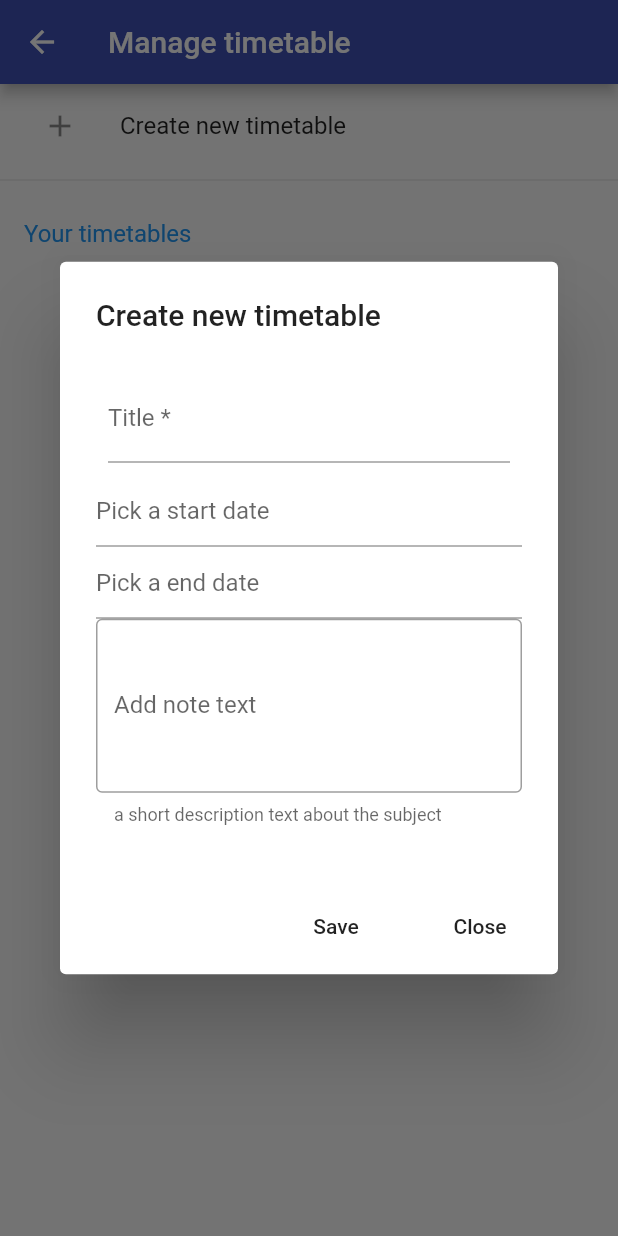
After one commit to kowama/scholar-agenda, a Flutter app: the TimetableManagePage screen opened by its route, after a tap on the "add" icon, on a phone screen of 412 x 824 dp. The commit adds this screen. Run offline on Flutter 3.47's test engine with Material 2 defaults, Android fonts, the phone set to English and light mode, and no system bars; drawn by our look-alikes of datetime_picker_formfield; our stand-ins replace flutter_speed_dial, shared_preferences, sqflite, table_calendar; missing offline and left inert: flutter_material_color_picker; accounts and stored records are empty.

Commit message:
Manage timetable

```diff
--- a/lib/localization/localization.dart
+++ b/lib/localization/localization.dart
@@ -6,20 +6,59 @@ import 'package:intl/intl.dart';
 import 'localization_en.dart';
 
 abstract class Localization {
+  String get scholarAgenda;
+
+  String get close;
+
+  String get edit;
+
+  String get delete;
+
+  String get add;
+
+  String get action;
+
+  String get confirm;
+
+  String get cancel;
+
+  String get areYouSure;
+
+  String get calendar;
+
+  String get manageTimetable;
+
+  String get switchDisplay;
+
+  String get refresh;
+
+  String get createNewTimetable;
+
+  String get yourTimetables;
+
+  String get setAsDefault;
+
+  String get title;
+
+  String get enterATitle;
+
+  String get save;
+
+  String get editTimetable;
+
+  String get formErrorMessage;
+
+  String get pickADate;
+
+  String get pickAStartDate;
+
+  String get pickAEndDate;
+
+  String get valueIsRequired;
+
   static Localization of(BuildContext context) {
     return Localizations.of<Localization>(context, Localization);
   }
-
-  String get scholarAgenda;
-  String get close;
-  String get edit;
-  String get delete;
-  String get add;
-  String get action;
-  String get confirm;
-  String get cancel;
-  String get areYouSure;
-  String get calendar;
 }
 
 class ScholarAgendaAppLocalizationsDelegate
--- a/lib/localization/localization_en.dart
+++ b/lib/localization/localization_en.dart
@@ -29,5 +29,51 @@ class LocalizationEN implements Localization {
   String get calendar => 'Calendar';
 
   @override
-  String get scholarAgenda => 'Scholar Agenda';
+  String get scholarAgenda => 'Scholar agenda';
+
+  @override
+  String get manageTimetable => 'Manage timetable';
+
+  @override
+  String get refresh => 'Refresh';
+
+  @override
+  String get switchDisplay => 'Switch display';
+
+  @override
+  String get createNewTimetable => 'Create new timetable';
+
+  @override
+  String get yourTimetables => 'Your timetables';
+
+  @override
+  String get setAsDefault => 'Set as default';
+
+  @override
+  String get title => 'Title';
+
+  @override
+  String get enterATitle => 'Enter a title';
+
+  @override
+  String get save => 'Save';
+
+  @override
+  String get editTimetable => 'Edit timetable';
+
+  @override
+  String get formErrorMessage =>
+      'Please fix the errors in red before submitting.';
+
+  @override
+  String get pickADate => 'Pick a date';
+
+  @override
+  String get pickAStartDate => 'Pick a start date';
+
+  @override
+  String get pickAEndDate => 'Pick a end date';
+
+  @override
+  String get valueIsRequired => 'Please enter a value';
 }
--- a/lib/model/period.dart
+++ b/lib/model/period.dart
@@ -12,6 +12,28 @@ class Period {
   static const String columnLocation = 'location';
   static const String columnTimetable = 'timetable';
   static const String columnSubject = 'subject';
+
+  static Timetable getTimeTable(int id, Database database) {
+    Timetable timetable;
+    database.query(Subject.tableName,
+        where: '${Subject.columnId} = ?',
+        whereArgs: [
+          id
+        ]).then((maps) =>
+        timetable = maps.isNotEmpty ? Timetable.fromMap(maps.first) : null);
+    return timetable;
+  }
+
+  static Subject getSubject(int id, Database database) {
+    Subject subject;
+    database.query(Subject.tableName,
+        where: '${Subject.columnId} = ?',
+        whereArgs: [
+          id
+        ]).then((maps) =>
+        subject = maps.isNotEmpty ? Subject.fromMap(maps.first) : null);
+    return subject;
+  }
 
   int id;
   DateTime start;
@@ -29,7 +51,8 @@ class Period {
       this.subject});
 
   Period.fromMap(Map<String, dynamic> map, Database database)
-      :assert(database!= null), id = map[columnId],
+      : assert(database != null),
+        id = map[columnId],
         start = DateTime.parse(map[columnStart]),
         end = DateTime.parse(map[columnEnd]),
         location = map[columnLocation],
@@ -73,10 +96,6 @@ class Period {
       '$columnLocation: $location, '
       '$columnTimetable: $timetable, '
       '$columnSubject: $subject}';
-
-  static getTimeTable(int id, Database database) {}
-
-  static getSubject(int id, Database database) {}
 }
 
 class PeriodProvider extends Provider<Period> {
@@ -99,14 +118,14 @@ class PeriodProviderConfig extends ProviderConfig<Period> {
 
   @override
   String get createTableSql => '''
-        create table ${Period.tableName} (
-          ${Period.columnId} integer primary key autoincrement,
-          ${Period.columnStart} text not null,
-          ${Period.columnEnd} text not null,
-          ${Period.columnLocation} text not null,
-          ${Period.columnTimetable} integer not null,
-          ${Period.columnSubject} integer not null,
-        ''';
+        CREATE TABLE ${Period.tableName} (
+          ${Period.columnId} INTEGER PRIMARY KEY AUTOINCREMENT,
+          ${Period.columnStart}  TEXT NOT NULL,
+          ${Period.columnEnd}  TEXT NOT NULL,
+          ${Period.columnLocation}  TEXT NOT NULL,
+          ${Period.columnTimetable}  INTEGER NOT NULL,
+          ${Period.columnSubject}  INTEGER NOT NULL);
+          ''';
 
   @override
   Period fromMap(Map<String, dynamic> map, {Database database}) {
--- a/lib/model/subject.dart
+++ b/lib/model/subject.dart
@@ -70,13 +70,13 @@ class SubjectProviderConfig extends ProviderConfig<Subject> {
 
   @override
   String get createTableSql => '''
-        create table ${Subject.tableName} (
-          ${Subject.columnId} integer primary key autoincrement,
-          ${Subject.columnTitle} text not null,
-          ${Subject.columnColor} integer not null,
-          ${Subject.columnTeacher} text not null,
-          ${Subject.columnDescription} integer not null)
-        ''';
+        CREATE TABLE ${Subject.tableName} (
+          ${Subject.columnId} INTEGER PRIMARY KEY AUTOINCREMENT,
+          ${Subject.columnTitle}  TEXT NOT NULL,
+          ${Subject.columnColor}  INTEGER NOT NULL,
+          ${Subject.columnTeacher} TEXT NOT NULL,
+          ${Subject.columnDescription}  INTEGER NOT NULL);
+         ''';
 
   @override
   String get columnId => Subject.columnId;
@@ -91,7 +91,7 @@ class SubjectProviderConfig extends ProviderConfig<Subject> {
       ];
 
   @override
-  Subject fromMap(Map<String, dynamic> map,{Database database}) {
+  Subject fromMap(Map<String, dynamic> map, {Database database}) {
     return Subject.fromMap(map);
   }
 
--- a/lib/model/timetable.dart
+++ b/lib/model/timetable.dart
@@ -21,15 +21,15 @@ class Timetable {
   Timetable.fromMap(Map<String, dynamic> map)
       : id = map[columnId],
         title = map[columnTitle],
-        start = map[columnStart],
-        end = map[columnEnd],
+        start = DateTime.parse(map[columnStart]),
+        end = DateTime.parse(map[columnEnd]),
         description = map[columnDescription];
 
   Map<String, dynamic> toMap() => {
         columnId: id,
         columnTitle: title,
-        columnStart: start,
-        columnEnd: end,
+        columnStart: start.toIso8601String(),
+        columnEnd: end.toIso8601String(),
         columnDescription: description,
       };
 
@@ -80,16 +80,16 @@ class TimetableProviderConfig extends ProviderConfig<Timetable> {
 
   @override
   String get createTableSql => '''
-        create table ${Timetable.tableName} (
-          ${Timetable.columnId} integer primary key autoincrement,
-          ${Timetable.columnTitle} text not null,
-          ${Timetable.columnStart} text not null,
-          ${Timetable.columnEnd} text not null,
-          ${Timetable.columnDescription} text not null)
+        CREATE TABLE  ${Timetable.tableName} (
+          ${Timetable.columnId} INTEGER PRIMARY KEY AUTOINCREMENT,
+          ${Timetable.columnTitle} TEXT NOT NULL,
+          ${Timetable.columnStart} TEXT NOT NULL,
+          ${Timetable.columnEnd} TEXT NOT NULL,
+          ${Timetable.columnDescription} TEXT NOT NULL);
         ''';
 
   @override
-  Timetable fromMap(Map<String, dynamic> map,{Database database}) {
+  Timetable fromMap(Map<String, dynamic> map, {Database database}) {
     return Timetable.fromMap(map);
   }
 
--- /dev/null
+++ b/lib/page/timetable/timetable_manage.dart
@@ -0,0 +1,279 @@
+import 'package:flutter/material.dart';
+import 'package:intl/intl.dart';
+import 'package:datetime_picker_formfield/datetime_picker_formfield.dart';
+import 'package:scholar_agenda/localization/localization.dart';
+import 'package:scholar_agenda/model/timetable.dart';
+import 'package:scholar_agenda/service/dao.dart';
+
+class TimetableManagePage extends StatefulWidget {
+  static const routeName = "/timetable/manage";
+
+  TimetableManagePage({Key key}) : super(key: key);
+
+  @override
+  _TimetableManagePageState createState() => _TimetableManagePageState();
+}
+
+class _TimetableManagePageState extends State<TimetableManagePage> {
+  static final dateTimeFormatter = DateFormat("dd/MM/yyyy");
+  final _scaffoldKey = GlobalKey<ScaffoldState>();
+  final _formKey = GlobalKey<FormState>();
+  final _dbService = DbService();
+  List<Timetable> _timetables = <Timetable>[];
+
+  bool _autoValidateForm = false;
+
+  @override
+  Widget build(BuildContext context) {
+    _updateTimetables();
+    return Scaffold(
+      key: _scaffoldKey,
+      appBar: AppBar(
+        title: Text(Localization.of(context).manageTimetable),
+      ),
+      body: Column(
+        children: <Widget>[
+          ListTile(
+            leading: IconButton(
+              icon: Icon(Icons.add),
+              onPressed: () {
+                _showTimetableForm();
+              },
+            ),
+            title: Text(Localization.of(context).createNewTimetable),
+          ),
+          Divider(
+            height: 16,
+          ),
+          ListTile(
+              title: Text(
+            Localization.of(context).yourTimetables,
+            style: TextStyle(
+              color: Theme.of(context).accentColor,
+            ),
+          )),
+          Expanded(
+            child: ListView.builder(
+              padding: EdgeInsets.symmetric(horizontal: 4.0),
+              itemCount: _timetables.length,
+              itemBuilder: (context, index) => _buildTimetableTile(
+                  _timetables[index],
+                  isDefault: _timetables[index] == _defaultTimeTable()),
+            ),
+          )
+        ],
+      ),
+    );
+  }
+
+  Widget _buildTimetableTile(Timetable timetable, {bool isDefault = false}) {
+    return Card(
+      child: ListTile(
+        leading: Icon(Icons.developer_board),
+        title: Text(timetable.title),
+        subtitle: Text('${dateTimeFormatter.format(timetable.start)}'
+            '    ${dateTimeFormatter.format(timetable.end)}'),
+        trailing: Icon(isDefault
+            ? Icons.radio_button_checked
+            : Icons.radio_button_unchecked),
+        onTap: () {
+          showDialog(
+            context: context,
+            builder: (BuildContext context) {
+              // return object of type Dialog
+              return AlertDialog(
+                content: Container(
+                  width: double.maxFinite,
+                  height: 150,
+                  child: ListView(
+                    children: <Widget>[
+                      ListTile(
+                        leading: Icon(Icons.check_circle),
+                        title: Text(Localization.of(context).setAsDefault),
+                      ),
+                      ListTile(
+                        leading: Icon(Icons.edit),
+                        title: Text(Localization.of(context).edit),
+                      ),
+                      ListTile(
+                        leading: Icon(Icons.delete),
+                        title: Text(Localization.of(context).delete),
+                      ),
+                    ],
+                  ),
+                ),
+                actions: <Widget>[
+                  // usually buttons at the bottom of the dialog
+                  new FlatButton(
+                    child: new Text(Localization.of(context).close),
+                    onPressed: () {
+                      Navigator.of(context).pop();
+                    },
+                  ),
+                ],
+              );
+            },
+          );
+        },
+      ),
+    );
+  }
+
+  Timetable _defaultTimeTable() {
+    return _timetables[0];
+  }
+
+  void _updateTimetables() async {
+    var timetables = await _dbService.timetable.getAll();
+    setState(() {
+      _timetables = timetables;
+    });
+  }
+
+  void _showTimetableForm({Timetable timetable}) {
+    var isCreate = timetable == null;
+    if (isCreate) timetable = Timetable();
+
+    showDialog(
+        context: context,
+        builder: (BuildContext context) {
+          return AlertDialog(
+            title: Text(isCreate
+                ? Localization.of(context).createNewTimetable
+                : Localization.of(context).editTimetable),
+            content: Container(
+              width: double.maxFinite,
+              height: 320,
+              child: Form(
+                key: _formKey,
+                autovalidate: _autoValidateForm,
+                child: ListView(
+                  children: <Widget>[
+                    Padding(
+                      padding: const EdgeInsets.all(8.0),
+                      child: TextFormField(
+                        decoration: InputDecoration(
+                          labelText: '${Localization.of(context).title} *',
+                          hintText: Localization.of(context).enterATitle,
+                        ),
+                        validator: (value) {
+                          if (value == null || value.isEmpty) {
+                            return Localization.of(context).valueIsRequired;
+                          }
+                          return null;
+                        },
+                        onSaved: (value) {
+                          timetable.title = value;
+                        },
+                      ),
+                    ),
+                    DateTimeField(
+                      format: dateTimeFormatter,
+                      onShowPicker: (context, currentValue) {
+                        return showDatePicker(
+                            context: context,
+                            firstDate: DateTime(1900),
+                            initialDate: currentValue ?? DateTime.now(),
+                            lastDate: DateTime(2100));
+                      },
+                      validator: (value) {
+                        if (value == null) {
+                          return Localization.of(context).valueIsRequired;
+                        }
+                        return null;
+                      },
+                      onSaved: (value) {
+                        timetable.start = value;
+                      },
+                      decoration: InputDecoration(
+                        hintText: Localization.of(context).pickAStartDate,
+                      ),
+                    ),
+                    DateTimeField(
+                      format: dateTimeFormatter,
+                      onShowPicker: (context, currentValue) {
+                        return showDatePicker(
+                            context: context,
+                            firstDate: DateTime(1900),
+                            initialDate: currentValue ?? DateTime.now(),
+                            lastDate: DateTime(2100));
+                      },
+                      validator: (value) {
+                        if (value == null) {
+                          return Localization.of(context).valueIsRequired;
+                        }
+                        return null;
+                      },
+                      onSaved: (value) {
+                        timetable.end = value;
+                      },
+                      decoration: InputDecoration(
+                        hintText: Localization.of(context).pickAEndDate,
+                      ),
+                    ),
+                    TextFormField(
+                      keyboardType: TextInputType.multiline,
+                      maxLines: 4,
+                      decoration: const InputDecoration(
+                        border: OutlineInputBorder(),
+                        hintText:
+                            'somme description or other details about the timetable',
+                        helperText:
+                            'a short description text about the subject',
+                        labelText: 'Add note text',
+                      ),
+                      initialValue: isCreate ? '' : timetable.description,
+                      onSaved: (String value) {
+                        timetable.description = value;
+                      },
+                    ),
+                  ],
+                ),
+              ),
+            ),
+            actions: <Widget>[
+              // usually buttons at the bottom of the dialog
+              new FlatButton(
+                child: new Text(Localization.of(context).save),
+                onPressed: () async {
+                  if (await _submitForm(timetable,
+                      isCreate: isCreate,
+                      errorMessage: Localization.of(context).formErrorMessage))
+                    Navigator.of(context).pop();
+                },
+              ),
+              new FlatButton(
+                child: new Text(Localization.of(context).close),
+                onPressed: () {
+                  Navigator.of(context).pop();
+                },
+              ),
+            ],
+          );
+        });
+  }
+
+  Future<bool> _submitForm(Timetable timetable,
+      {isCreate = true, String errorMessage}) async {
+    if (!_formKey.currentState.validate()) {
+      _autoValidateForm = true;
+      if (errorMessage != null) _showInSnackBar(errorMessage);
+      return false;
+    }
+    // form validated
+    final FormState form = _formKey.currentState;
+    form.save();
+    if (isCreate) {
+      _dbService.timetable.insert(timetable);
+    } else {
+      _dbService.timetable.update(timetable);
+    }
+    return true;
+  }
+
+  void _showInSnackBar(String value) {
+    _scaffoldKey.currentState.showSnackBar(SnackBar(
+      content: Text(value),
+    ));
+  }
+}
--- a/pubspec.yaml
+++ b/pubspec.yaml
@@ -25,6 +25,7 @@ dependencies:
   table_calendar: ^2.0.0
   flutter_speed_dial: ^1.2.1
   flutter_material_color_picker: ^1.0.3
+  datetime_picker_formfield: ^0.4.2
   shared_preferences: ^0.5.3
   sqflite: ^1.1.6
 
```
Also changed, not shown: lib/main.dart (+11 -10 lines), lib/page/subject/subject_form.dart (+69 -69 lines), lib/page/timetable/timetable_page.dart (+54 -1 lines), lib/service/dao.dart (+7 -7 lines), pubspec.lock, 1 other file.
